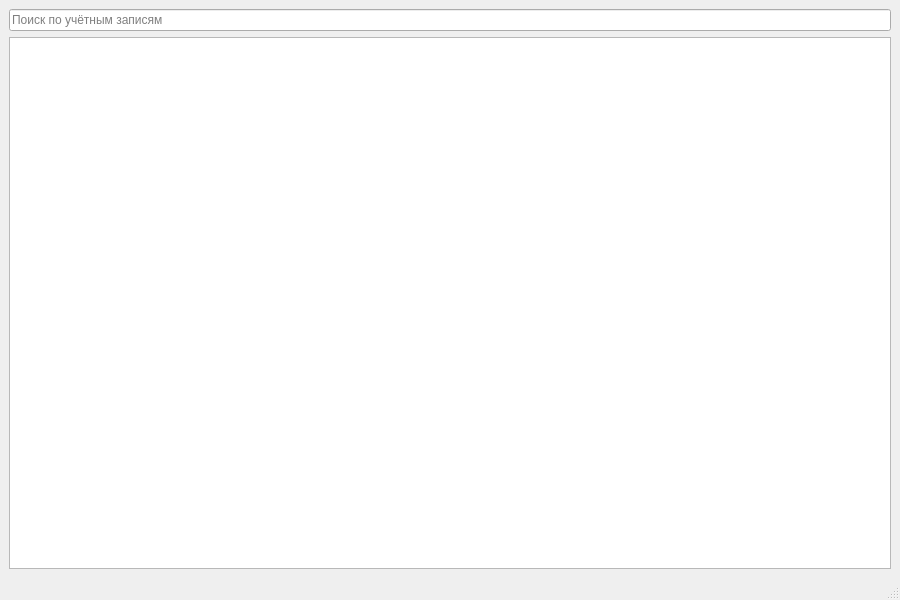
Vasyaslav/221-329_Leshchinskii, file L1/crypt1/mainwindow.ui: the form before one commit.
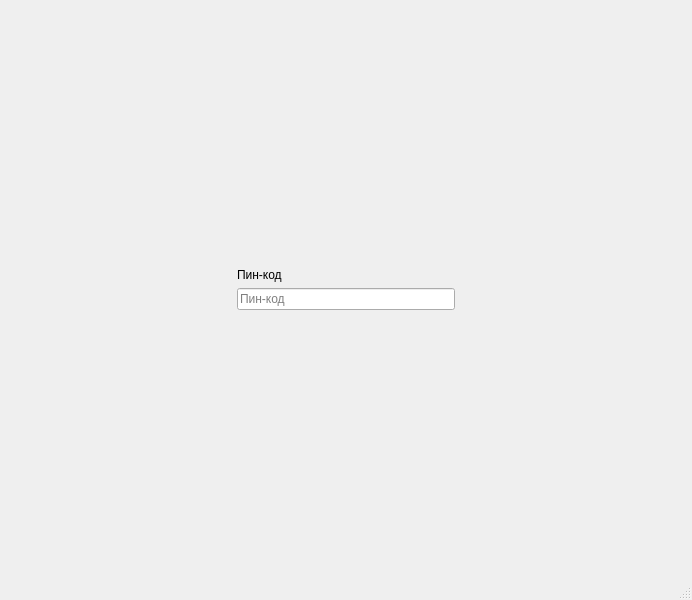
The form after the commit.

```diff
--- a/L1/crypt1/mainwindow.ui
+++ b/L1/crypt1/mainwindow.ui
@@ -6,7 +6,7 @@
    <rect>
     <x>0</x>
     <y>0</y>
-    <width>900</width>
+    <width>692</width>
     <height>600</height>
    </rect>
   </property>
@@ -16,6 +16,13 @@
   <widget class="QWidget" name="centralwidget">
    <layout class="QVBoxLayout" name="verticalLayout">
     <item>
+     <widget class="QStackedWidget" name="stackedWidget">
+      <property name="currentIndex">
+       <number>1</number>
+      </property>
+      <widget class="QWidget" name="pageMain">
+       <layout class="QGridLayout" name="gridLayout">
+        <item row="0" column="0">
      <widget class="QLineEdit" name="search">
       <property name="inputMask">
        <string/>
@@ -28,7 +35,7 @@
       </property>
      </widget>
     </item>
-    <item>
+        <item row="1" column="0">
      <widget class="QListWidget" name="credentialList">
       <property name="sizePolicy">
        <sizepolicy hsizetype="Expanding" vsizetype="Expanding">
@@ -43,6 +50,90 @@
     </item>
    </layout>
   </widget>
+      <widget class="QWidget" name="pageLogin">
+       <layout class="QHBoxLayout" name="horizontalLayout">
+        <item>
+         <spacer name="horizontalSpacer_2">
+          <property name="orientation">
+           <enum>Qt::Horizontal</enum>
+          </property>
+          <property name="sizeHint" stdset="0">
+           <size>
+            <width>40</width>
+            <height>20</height>
+           </size>
+          </property>
+         </spacer>
+        </item>
+        <item>
+         <layout class="QVBoxLayout" name="verticalLayout_2">
+          <item>
+           <spacer name="verticalSpacer">
+            <property name="orientation">
+             <enum>Qt::Vertical</enum>
+            </property>
+            <property name="sizeHint" stdset="0">
+             <size>
+              <width>20</width>
+              <height>40</height>
+             </size>
+            </property>
+           </spacer>
+          </item>
+          <item>
+           <widget class="QLabel" name="labelLogin">
+            <property name="text">
+             <string>Пин-код</string>
+            </property>
+           </widget>
+          </item>
+          <item>
+           <widget class="QLineEdit" name="edtPin">
+            <property name="text">
+             <string/>
+            </property>
+            <property name="echoMode">
+             <enum>QLineEdit::Password</enum>
+            </property>
+            <property name="placeholderText">
+             <string>Пин-код</string>
+            </property>
+           </widget>
+          </item>
+          <item>
+           <spacer name="verticalSpacer_2">
+            <property name="orientation">
+             <enum>Qt::Vertical</enum>
+            </property>
+            <property name="sizeHint" stdset="0">
+             <size>
+              <width>20</width>
+              <height>40</height>
+             </size>
+            </property>
+           </spacer>
+          </item>
+         </layout>
+        </item>
+        <item>
+         <spacer name="horizontalSpacer">
+          <property name="orientation">
+           <enum>Qt::Horizontal</enum>
+          </property>
+          <property name="sizeHint" stdset="0">
+           <size>
+            <width>40</width>
+            <height>20</height>
+           </size>
+          </property>
+         </spacer>
+        </item>
+       </layout>
+      </widget>
+     </widget>
+    </item>
+   </layout>
+  </widget>
   <widget class="QMenuBar" name="menubar">
    <property name="geometry">
     <rect>
```
Left out of the diff: 4 changed lines with no effect on the pictures. Lines whose indentation alone changed are shown as unchanged.
